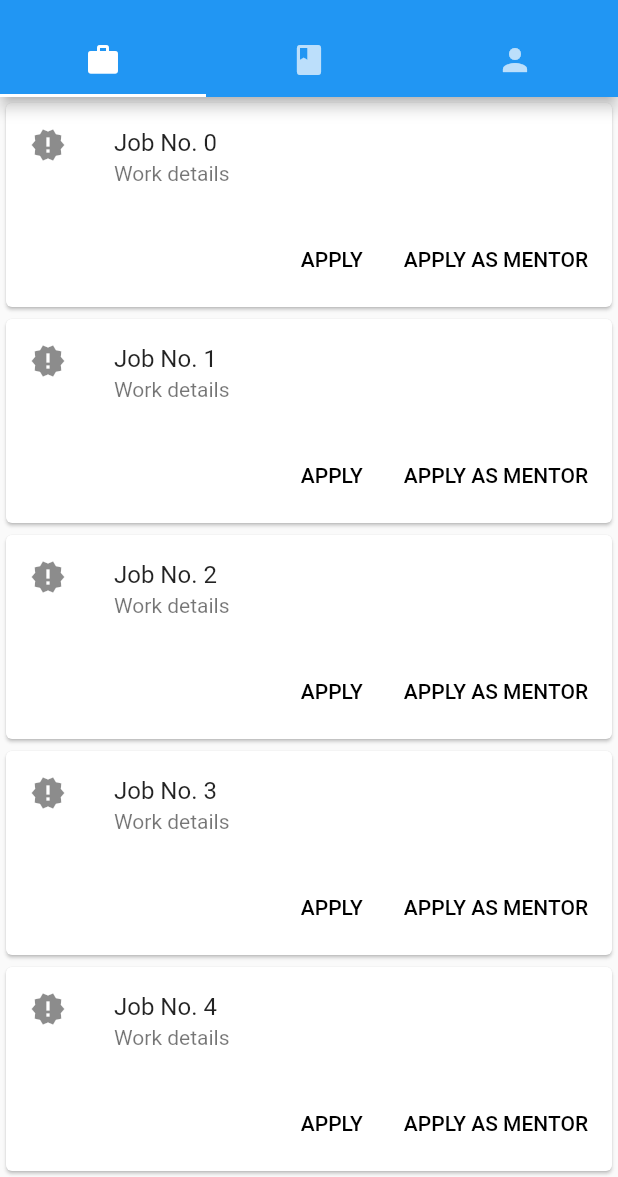
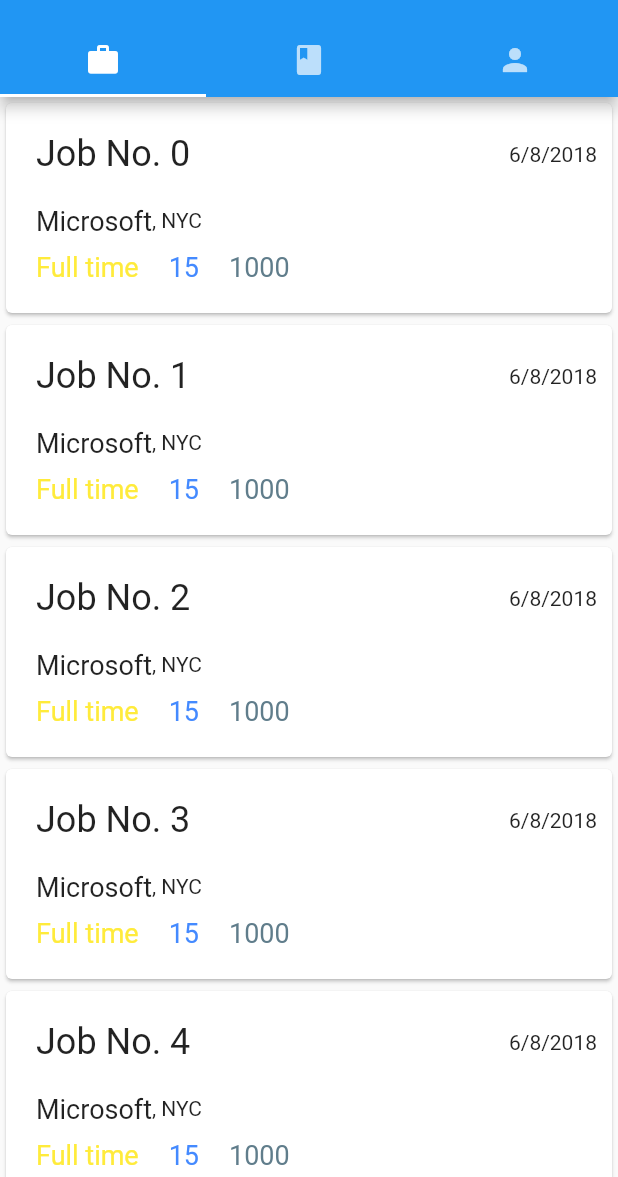
Before and after one commit to Azzazy/Mintain, a Flutter app: the screen it shows after launch, on a phone screen of 412 x 824 dp, the part 59-1236 px from its top. Run offline on Flutter 3.47's test engine with Material 2 defaults, Android fonts, the phone set to English and light mode, and no system bars.

Commit message:
Work as card view

```diff
--- a/maintain/lib/main.dart
+++ b/maintain/lib/main.dart
@@ -53,9 +53,7 @@ class MainScreen extends StatelessWidget {
                         onTap: () {
                           Navigator.push(
                             context,
-                            MaterialPageRoute(
-                                builder: (context) =>
-                                    SessionInfo(session: session)),
+                            MaterialPageRoute(builder: (context) => SessionInfo(session: session)),
                           );
                         },
                         title: Text(
@@ -173,66 +171,61 @@ class WorkItem extends StatelessWidget {
 
   @override
   Widget build(BuildContext context) {
-    return Card(
-      child: new Column(
-        mainAxisSize: MainAxisSize.min,
+    return GestureDetector(
+        onTap: () {
+          Navigator.push(context, MaterialPageRoute(builder: (context) => WorkInfo(job: job)));
+        },
+        child: Card(
+          child: Padding(
+              padding: EdgeInsets.all(10.0),
+              child: Column(
                 children: <Widget>[
-           ListTile(
-            leading: const Icon(Icons.new_releases),
-            title:  Text(job.title),
-            subtitle:
-                const Text('Work details'),
+                  Row(mainAxisAlignment: MainAxisAlignment.spaceBetween, children: <Widget>[
+                    Padding(
+                        padding: new EdgeInsets.all(10.0),
+                        child: Text(
+                          job.title,
+                          style: TextStyle(fontSize: 24.0),
+                        )),
+                    Text(job.deadline.day.toString() + '/' + job.deadline.month.toString() + '/' + job.deadline.year.toString())
+                  ]),
+                  Row(
+                    mainAxisAlignment: MainAxisAlignment.start,
+                    children: <Widget>[
+                      new Padding(
+                        padding: new EdgeInsets.only(top: 10.0, bottom: 10.0, left: 10.0),
+                        child: Text(
+                          job.owner.name,
+                          style: TextStyle(fontSize: 18.0),
                         ),
-          new ButtonTheme.bar(
-            // make buttons use the appropriate styles for cards
-            child: new ButtonBar(
-              children: <Widget>[
-                new FlatButton(
-                  child: const Text('APPLY'),
-                  onPressed: () {
-                    /* ... */
-                  },
                       ),
-                new FlatButton(
-                  child: const Text('APPLY AS MENTOR'),
-                  onPressed: () {
-                    /* ... */
-                  },
-                ),
+                      Text(', ' + job.owner.address)
                     ],
                   ),
-          ),
+                  Row(
+                    children: <Widget>[
+                      Padding(
+                          padding: EdgeInsets.only(left: 10.0, bottom: 10.0, right: 10.0),
+                          child: Text(
+                            job.type,
+                            style: TextStyle(fontSize: 18.0, color: Colors.yellow),
+                          )),
+                      Padding(
+                          padding: EdgeInsets.only(left: 10.0, bottom: 10.0, right: 10.0),
+                          child: Text(
+                            job.duration.toString(),
+                            style: TextStyle(fontSize: 18.0, color: Colors.blueAccent),
+                          )),
+                      Padding(
+                          padding: EdgeInsets.only(left: 10.0, bottom: 10.0, right: 10.0),
+                          child: Text(
+                            job.salary.toString(),
+                            style: TextStyle(fontSize: 18.0, color: Colors.blueGrey),
+                          )),
                     ],
-      ),
-    );
-//    return GestureDetector(
-//        onTap: () {
-//          Navigator.push(context,
-//              MaterialPageRoute(builder: (context) => WorkInfo(job: job)));
-//        },
-//        child: Column(
-//          children: <Widget>[
-//            Row(children: <Widget>[
-//              Text(
-//                job.title,
-//              ),
-//              Text(job.deadline.day.toString() +
-//                  '/' +
-//                  job.deadline.month.toString() +
-//                  '/' +
-//                  job.deadline.year.toString())
-//            ]),
-//            Row(
-//              children: <Widget>[Text(job.owner.name), Text(job.owner.address)],
-//            ),
-//            Row(
-//              children: <Widget>[
-//                Text(job.type),
-//                Text(job.duration.toString()),
-//                Text(job.salary.toString())
-//              ],
-//            )
-//          ],
-//        ));
+                  )
+                ],
+              )),
+        ));
   }
 }
```
Lines whose indentation alone changed are shown as unchanged.
